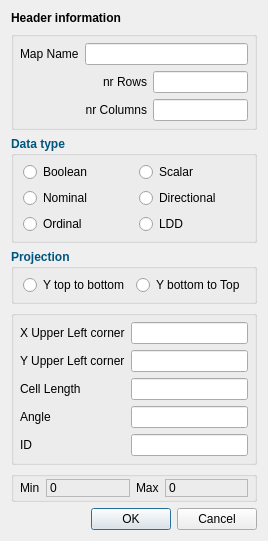
The window that nutshellmapattribute.ui (vjetten/NutShell) describes before a commit, drawn with Qt 5.
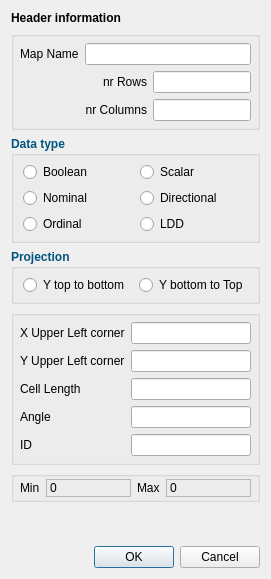
The same window after the commit. Icons and pictures are not drawn.

```diff
--- a/nutshellmapattribute.ui
+++ b/nutshellmapattribute.ui
@@ -6,8 +6,8 @@
    <rect>
     <x>0</x>
     <y>0</y>
-    <width>244</width>
-    <height>484</height>
+    <width>271</width>
+    <height>579</height>
    </rect>
   </property>
   <property name="windowTitle">
@@ -59,7 +59,6 @@
      </property>
      <property name="font">
       <font>
-       <weight>75</weight>
        <bold>true</bold>
       </font>
      </property>
@@ -129,7 +128,6 @@
         </property>
         <property name="font">
          <font>
-          <weight>50</weight>
           <bold>false</bold>
          </font>
         </property>
@@ -182,7 +180,6 @@
         </property>
         <property name="font">
          <font>
-          <weight>50</weight>
           <bold>false</bold>
          </font>
         </property>
@@ -235,7 +232,6 @@
         </property>
         <property name="font">
          <font>
-          <weight>50</weight>
           <bold>false</bold>
          </font>
         </property>
@@ -288,7 +284,6 @@
         </property>
         <property name="font">
          <font>
-          <weight>50</weight>
           <bold>false</bold>
          </font>
         </property>
@@ -341,7 +336,6 @@
         </property>
         <property name="font">
          <font>
-          <weight>50</weight>
           <bold>false</bold>
          </font>
         </property>
@@ -394,7 +388,6 @@
         </property>
         <property name="font">
          <font>
-          <weight>50</weight>
           <bold>false</bold>
          </font>
         </property>
@@ -450,7 +443,6 @@
      </property>
      <property name="font">
       <font>
-       <weight>75</weight>
        <bold>true</bold>
       </font>
      </property>
@@ -511,7 +503,6 @@
         </property>
         <property name="font">
          <font>
-          <weight>50</weight>
           <bold>false</bold>
          </font>
         </property>
@@ -564,7 +555,6 @@
         </property>
         <property name="font">
          <font>
-          <weight>50</weight>
           <bold>false</bold>
          </font>
         </property>
@@ -684,7 +674,7 @@
     </widget>
    </item>
    <item row="1" column="0">
-    <widget class="QGroupBox" name="groupBox">
+    <widget class="QGroupBox" name="groupBoxRowCol">
      <layout class="QGridLayout" name="gridLayout_2">
       <property name="margin">
        <number>6</number>
@@ -815,7 +805,6 @@
     <widget class="QLabel" name="label_header">
      <property name="font">
       <font>
-       <weight>75</weight>
        <bold>true</bold>
       </font>
      </property>
```
Left out of the diff: 26 changed lines with no effect on the pictures.
